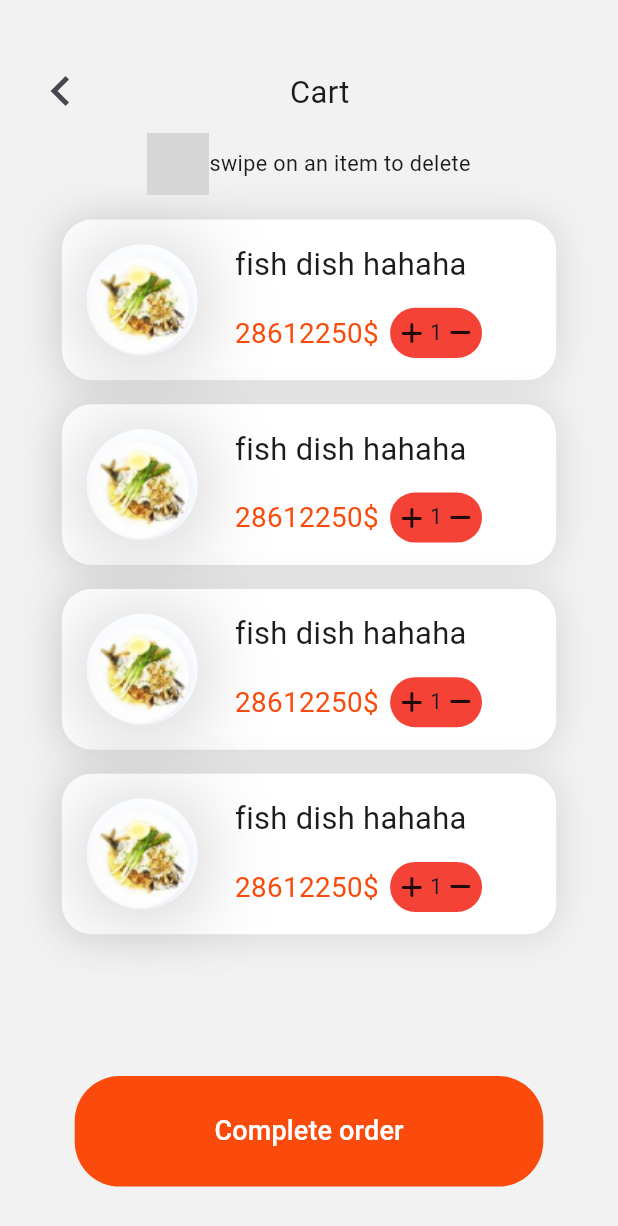
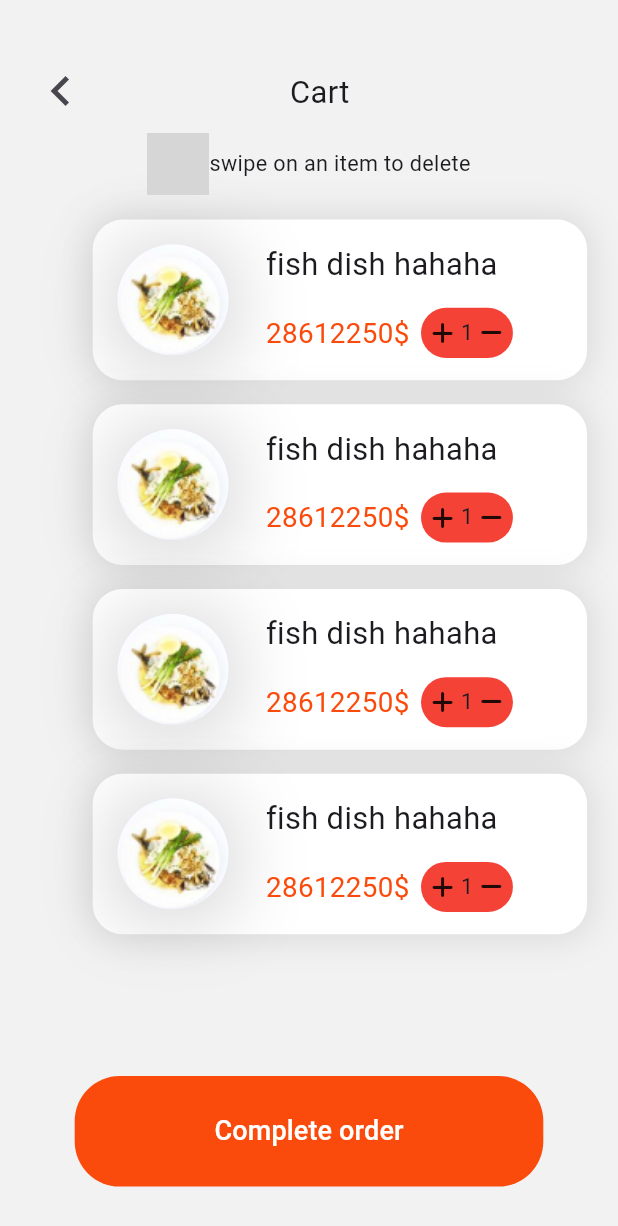
Before and after one commit to Fady4Mohamed/CALEB-G-Restaurant, a Flutter app: the CartView screen opened by its route, on a phone screen of 412 x 824 dp. Shown: the top 1226 px of the screen. Run offline on Flutter 3.47's test engine with Material 3 defaults, Android fonts, the light colour scheme and no system bars; drawn by our look-alikes of flutter_slidable; our stand-ins replace font_awesome_flutter, go_router; grey boxes are pictures that could not be loaded.

Commit message:
finsh cart ui

```diff
--- a/lib/app/features/Home/presentation/widgets/Itemimage.dart
+++ b/lib/app/features/Home/presentation/widgets/Itemimage.dart
@@ -12,7 +12,7 @@ class Itemimage extends StatelessWidget {
   Widget build(BuildContext context) {
     return Padding(
       padding:  EdgeInsets.only(left:( (size.width*.5)/2)-size.height*.09),
-      child: CircleAvatar(radius:size.height*.09,foregroundImage: AssetImage('assats/image/ahlylogo.png',),),
+      child: CircleAvatar(radius:size.height*.09,child: ClipOval(child:Image.asset('assats/image/ahlylogo.png')),),
     );
   }
 }
--- a/lib/app/features/card/presentation/CartView.dart
+++ b/lib/app/features/card/presentation/CartView.dart
@@ -1,8 +1,8 @@
 import 'package:caleb_g/app/core/Styles/App_Colors.dart';
 import 'package:caleb_g/app/core/widgets/customeButton.dart';
 import 'package:caleb_g/app/features/card/presentation/widgets/CartAppBar.dart';
-import 'package:caleb_g/app/features/card/presentation/widgets/CartContainer.dart';
 import 'package:caleb_g/app/features/card/presentation/widgets/CartGuidetext.dart';
+import 'package:caleb_g/app/features/card/presentation/widgets/Cartlistt.dart';
 import 'package:flutter/material.dart';
 
 class CartView extends StatelessWidget {
@@ -17,18 +17,7 @@ class CartView extends StatelessWidget {
          CartAppBar(size: size),
          CartGuidetext(size: size),
          SizedBox(height: size.height*0.01,),
-         Expanded(
-           child: ListView.builder(
-                 padding: EdgeInsets.only(bottom:20),
-                 itemCount: 4,
-                   itemBuilder: (BuildContext contex, int i) {
-            return Center(child: Padding(
-              padding: const EdgeInsets.all(8.0),
-              child:CartContainer(size: size),
-            ));
-                   },
-                 ),
-         ),
+         CartList(size: size),
          CustomeButton(size: size, onPressed: (){}, titel: 'Complete order',color: AppColors.kMainColor,),
          SizedBox(height: size.height*0.04,),
         ],
--- a/lib/app/features/card/presentation/widgets/CartContainer.dart
+++ b/lib/app/features/card/presentation/widgets/CartContainer.dart
@@ -1,6 +1,8 @@
 import 'package:caleb_g/app/features/card/presentation/widgets/CartData.dart';
 import 'package:caleb_g/app/features/card/presentation/widgets/CartImage.dart';
 import 'package:flutter/material.dart';
+import 'package:flutter_slidable/flutter_slidable.dart';
+import 'package:font_awesome_flutter/font_awesome_flutter.dart';
 class CartContainer extends StatelessWidget {
   const CartContainer({
     super.key,
@@ -11,7 +13,40 @@ class CartContainer extends StatelessWidget {
 
   @override
   Widget build(BuildContext context) {
-    return Container(
+    return Slidable(
+
+startActionPane: ActionPane(motion: const ScrollMotion(), children: [
+                  SlidableAction(
+                   borderRadius: BorderRadius.circular(20), // An action can be bigger than the others.
+                    flex: 10,
+                    onPressed:(r){},
+                    backgroundColor: Colors.red,
+                    foregroundColor: Colors.white,
+                    icon: FontAwesomeIcons.heart,
+                  ),
+                   SlidableAction( // An action can be bigger than the others.
+                    flex: 1,
+                    onPressed:(r){},
+                    foregroundColor:  Color(0xffF2F2F2),
+                    backgroundColor:  Color(0xffF2F2F2),
+                    icon: FontAwesomeIcons.a,
+                  ),
+                  SlidableAction(
+                    flex: 10,
+                     borderRadius: BorderRadius.circular(20),
+                    onPressed: (k){},
+                    backgroundColor: Colors.red,
+                    foregroundColor: Colors.white,
+                    icon: FontAwesomeIcons.solidTrashCan,
+                  ), SlidableAction( // An action can be bigger than the others.
+                    flex: 1,
+                    onPressed:(r){},
+                    foregroundColor:  Color(0xffF2F2F2),
+                    backgroundColor:  Color(0xffF2F2F2),
+                    icon: FontAwesomeIcons.a,
+                  ),
+                ],),
+      child: Container(
         width: size.width * .8,
         height: size.height * .13,
         decoration: BoxDecoration(boxShadow: [
@@ -31,6 +66,7 @@ class CartContainer extends StatelessWidget {
             ),
           ],
         ),
+      ),
     );
   }
 }
--- /dev/null
+++ b/lib/app/features/card/presentation/widgets/Cartlistt.dart
@@ -0,0 +1,31 @@
+
+import 'package:caleb_g/app/features/card/presentation/widgets/CartContainer.dart';
+import 'package:flutter/material.dart';
+
+class CartList extends StatelessWidget {
+  const CartList({
+    super.key,
+    required this.size,
+  });
+
+  final Size size;
+
+  @override
+  Widget build(BuildContext context) {
+    return Expanded(
+      child: Padding(
+        padding:  EdgeInsets.only(left: size.width*.1),
+        child: ListView.builder(
+              padding: EdgeInsets.only(bottom:20),
+              itemCount: 4,
+                itemBuilder: (BuildContext contex, int i) {
+         return Center(child: Padding(
+           padding: const EdgeInsets.all(8.0),
+           child:CartContainer(size: size),
+         ));
+                },
+              ),
+      ),
+    );
+  }
+}
--- a/pubspec.yaml
+++ b/pubspec.yaml
@@ -33,6 +33,7 @@ dependencies:
     sdk: flutter
   go_router: ^12.1.1
   font_awesome_flutter: ^10.6.0
+  flutter_slidable: ^3.0.1
 dev_dependencies:
 
   # The "flutter_lints" package below contains a set of recommended lints to
```
Also changed, not shown: pubspec.lock, 1 other file. Lines whose indentation alone changed are shown as unchanged.
